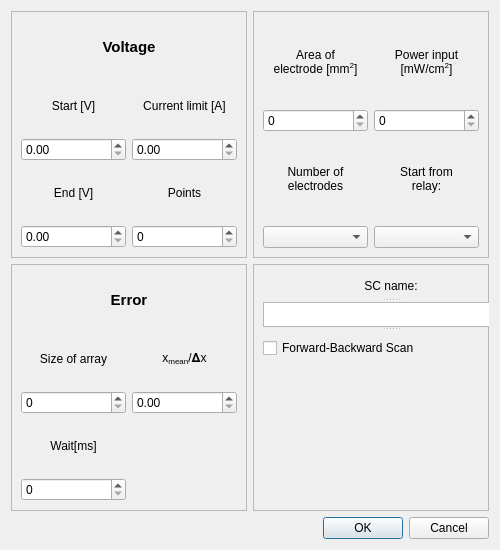
Above: Dialog.ui from userIsTaken/SolarVACh before the change. Below: the same form after it.
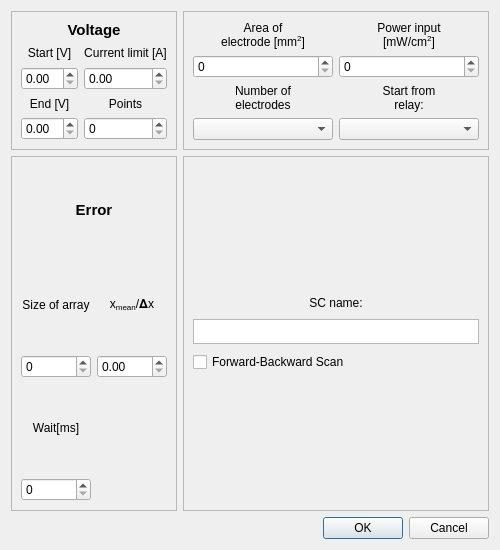
That is the form after the change.

Diff of the .ui file:
```diff
--- a/Dialog.ui
+++ b/Dialog.ui
@@ -22,19 +22,40 @@
      <property name="frameShadow">
       <enum>QFrame::Raised</enum>
      </property>
-     <widget class="QSplitter" name="splitter">
-      <property name="geometry">
-       <rect>
-        <x>10</x>
-        <y>10</y>
-        <width>256</width>
-        <height>91</height>
-       </rect>
-      </property>
-      <property name="orientation">
-       <enum>Qt::Vertical</enum>
-      </property>
+     <layout class="QGridLayout" name="gridLayout_6">
+      <item row="0" column="0">
+       <layout class="QGridLayout" name="gridLayout_5">
+        <item row="4" column="0">
+         <widget class="QCheckBox" name="fb_scan">
+          <property name="maximumSize">
+           <size>
+            <width>16777215</width>
+            <height>24</height>
+           </size>
+          </property>
+          <property name="text">
+           <string>Forward-Backward Scan</string>
+          </property>
+         </widget>
+        </item>
+        <item row="2" column="0">
+         <widget class="QTextEdit" name="sc_name">
+          <property name="maximumSize">
+           <size>
+            <width>16777215</width>
+            <height>25</height>
+           </size>
+          </property>
+         </widget>
+        </item>
+        <item row="1" column="0">
       <widget class="QLabel" name="label_16">
+          <property name="maximumSize">
+           <size>
+            <width>16777215</width>
+            <height>20</height>
+           </size>
+          </property>
        <property name="text">
         <string>SC name:</string>
        </property>
@@ -42,20 +63,10 @@
         <set>Qt::AlignCenter</set>
        </property>
       </widget>
-      <widget class="QTextEdit" name="sc_name">
-       <property name="maximumSize">
-        <size>
-         <width>16777215</width>
-         <height>25</height>
-        </size>
-       </property>
-      </widget>
-      <widget class="QCheckBox" name="fb_scan">
-       <property name="text">
-        <string>Forward-Backward Scan</string>
-       </property>
-      </widget>
-     </widget>
+        </item>
+       </layout>
+      </item>
+     </layout>
     </widget>
    </item>
    <item row="1" column="0">
```
Lines whose indentation alone changed are shown as unchanged.
